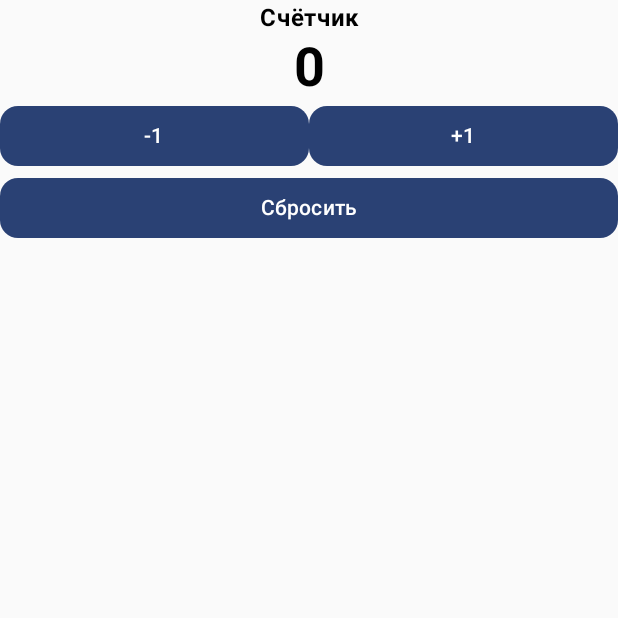
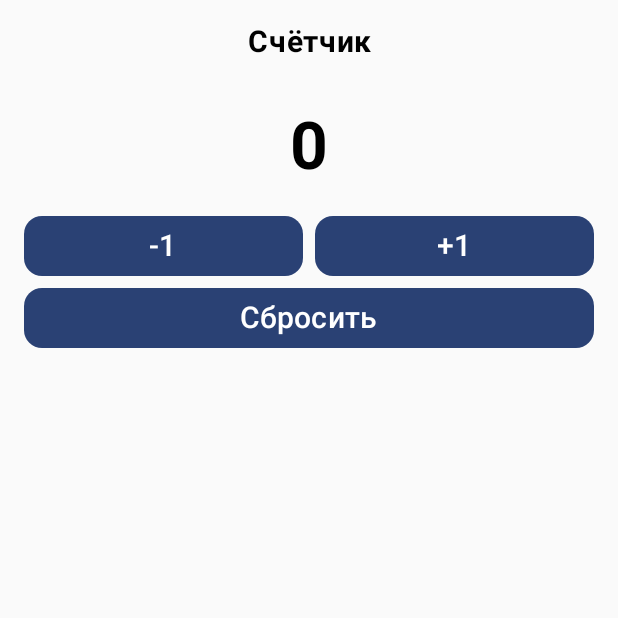
Before and after one commit to bayaana/task2_v01, an Android app built with Jetpack Compose: the screen it shows after launch (MainActivity), on a phone screen of 412 x 824 dp, the top half of it. Run offline under Robolectric (Android 15) with nearby library versions, the phone set to English and light mode, and no system bars.

Commit message:
add padding and size

```diff
--- a/app/src/main/java/com/example/task2_v01/MainActivity.kt
+++ b/app/src/main/java/com/example/task2_v01/MainActivity.kt
@@ -7,6 +7,7 @@ import androidx.activity.enableEdgeToEdge
 import androidx.compose.foundation.layout.Column
 import androidx.compose.foundation.layout.Row
 import androidx.compose.foundation.layout.fillMaxWidth
+import androidx.compose.foundation.layout.padding
 import androidx.compose.foundation.shape.RoundedCornerShape
 import androidx.compose.material3.Button
 import androidx.compose.material3.Text
@@ -41,19 +42,22 @@ fun CounterScreen() {
     var count by remember {
         mutableIntStateOf(0)
     }
-    Column {
+    Column (
+        modifier = Modifier.padding(start = 16.dp, end = 16.dp)
+    ) {
         Text(
             text="Счётчик",
-            modifier = Modifier.fillMaxWidth(),
+            modifier = Modifier.fillMaxWidth().padding(16.dp),
             fontWeight = FontWeight.Bold,
+            fontSize = 20.sp,
             textAlign = TextAlign.Center
             )
         Text(
             text="$count",
-            modifier = Modifier.fillMaxWidth(),
+            modifier = Modifier.fillMaxWidth().padding(16.dp),
             fontWeight = FontWeight.Bold,
             textAlign = TextAlign.Center,
-            fontSize = 36.sp)
+            fontSize = 44.sp)
         Row (
             modifier = Modifier.fillMaxWidth()
         ) {
@@ -63,10 +67,12 @@ fun CounterScreen() {
                         count--
                     }
                 },
-                modifier = Modifier.weight(1f),
+                modifier = Modifier.weight(1f).padding(end = 4.dp),
                 shape = RoundedCornerShape(12.dp),
             ) {
-                Text("-1")
+                Text(
+                    text="-1",
+                    fontSize = 20.sp)
             }
             Button(
                 onClick = {
@@ -74,10 +80,12 @@ fun CounterScreen() {
                         count++
                     }
                 },
-                modifier = Modifier.weight(1f),
+                modifier = Modifier.weight(1f).padding(start = 4.dp),
                 shape = RoundedCornerShape(12.dp)
             ) {
-                Text("+1")
+                Text(
+                    text="+1",
+                    fontSize = 20.sp)
             }
         }
 
@@ -88,13 +96,16 @@ fun CounterScreen() {
             modifier = Modifier.fillMaxWidth(),
             shape = RoundedCornerShape(12.dp)
         ) {
-            Text("Сбросить")
+            Text(
+                text="Сбросить",
+                fontSize = 20.sp)
         }
         if (count == 10) {
             Text (
                 text="Максимум достигнут",
                 modifier = Modifier.fillMaxWidth(),
-                textAlign = TextAlign.Center
+                textAlign = TextAlign.Center,
+                fontSize = 20.sp
             )
         }
     }
```
